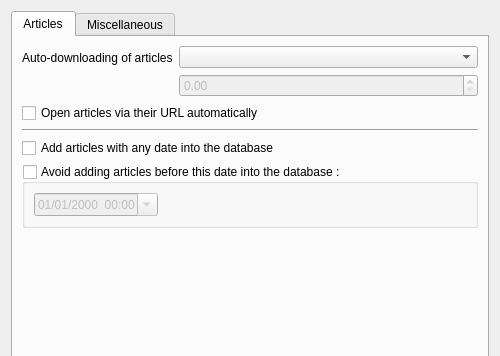
martinrotter/rssguard, file src/librssguard/services/abstract/gui/formfeeddetails.ui: the form before one commit; both pictures show x 0 to 500 and y 0 to 356 of the 500 by 590 pixel window.
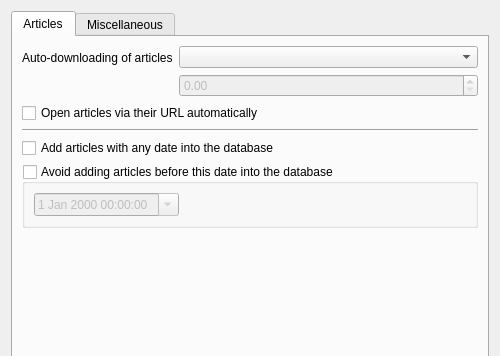
The form after the commit. Custom widgets are drawn as their Qt base class.

Commit message: unify datetime formats

Patch:
```diff
--- a/src/librssguard/services/abstract/gui/formfeeddetails.ui
+++ b/src/librssguard/services/abstract/gui/formfeeddetails.ui
@@ -79,7 +79,7 @@
           <bool>true</bool>
          </property>
          <property name="title">
-          <string>Avoid adding articles before this date into the database :</string>
+          <string>Avoid adding articles before this date into the database</string>
          </property>
          <property name="checkable">
           <bool>true</bool>
@@ -90,9 +90,6 @@
          <layout class="QGridLayout" name="gridLayout">
           <item row="1" column="0">
            <widget class="QDateTimeEdit" name="m_dtDateTimeToAvoid">
-            <property name="displayFormat">
-             <string>dd/MM/yyyy  HH:mm</string>
-            </property>
             <property name="calendarPopup">
              <bool>true</bool>
             </property>
```
The commit also changes 3 other files.
